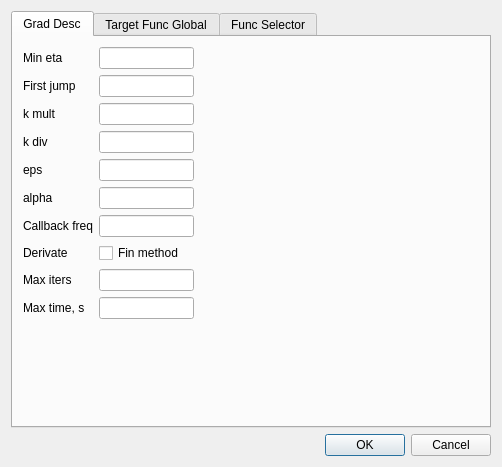
The window that DialogGradConfig.ui (znseday/snnoro) describes before a commit, drawn with Qt 5.
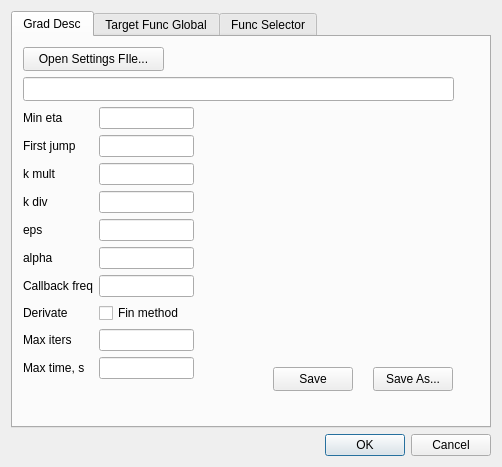
The same window after the commit. The open tabs and pages were chosen to show the change.

Commit message: GradDesc files save load added

```diff
--- a/DialogGradConfig.ui
+++ b/DialogGradConfig.ui
@@ -13,10 +13,10 @@
   <property name="windowTitle">
    <string>Dialog</string>
   </property>
-  <layout class="QVBoxLayout" name="verticalLayout">
-   <item>
-    <layout class="QHBoxLayout" name="horizontalLayout">
-     <item>
+  <layout class="QGridLayout" name="gridLayout">
+   <item row="0" column="0">
+    <layout class="QGridLayout" name="gridLayout_2">
+     <item row="0" column="0">
       <widget class="QTabWidget" name="tabWidget">
        <property name="currentIndex">
         <number>1</number>
@@ -29,7 +29,7 @@
          <property name="geometry">
           <rect>
            <x>10</x>
-           <y>10</y>
+           <y>70</y>
            <width>171</width>
            <height>294</height>
           </rect>
@@ -165,6 +165,61 @@
           </item>
          </layout>
         </widget>
+        <widget class="QPushButton" name="btnGradDescOpenFile">
+         <property name="geometry">
+          <rect>
+           <x>10</x>
+           <y>10</y>
+           <width>141</width>
+           <height>24</height>
+          </rect>
+         </property>
+         <property name="text">
+          <string>Open Settings FIle...</string>
+         </property>
+        </widget>
+        <widget class="QLineEdit" name="EditGradDescFile">
+         <property name="enabled">
+          <bool>true</bool>
+         </property>
+         <property name="geometry">
+          <rect>
+           <x>10</x>
+           <y>40</y>
+           <width>431</width>
+           <height>24</height>
+          </rect>
+         </property>
+         <property name="readOnly">
+          <bool>true</bool>
+         </property>
+        </widget>
+        <widget class="QPushButton" name="btnGradDescSaveAs">
+         <property name="geometry">
+          <rect>
+           <x>360</x>
+           <y>330</y>
+           <width>80</width>
+           <height>24</height>
+          </rect>
+         </property>
+         <property name="text">
+          <string>Save As...</string>
+         </property>
+        </widget>
+        <widget class="QPushButton" name="btnGradDescSave">
+         <property name="geometry">
+          <rect>
+           <x>260</x>
+           <y>330</y>
+           <width>80</width>
+           <height>24</height>
+          </rect>
+         </property>
+         <property name="text">
+          <string>Save</string>
+         </property>
+        </widget>
        </widget>
        <widget class="QWidget" name="tabTargetFunc">
         <attribute name="title">
```
Left out of the diff: 4 changed lines with no effect on the pictures. The commit also changes 15 other files.
